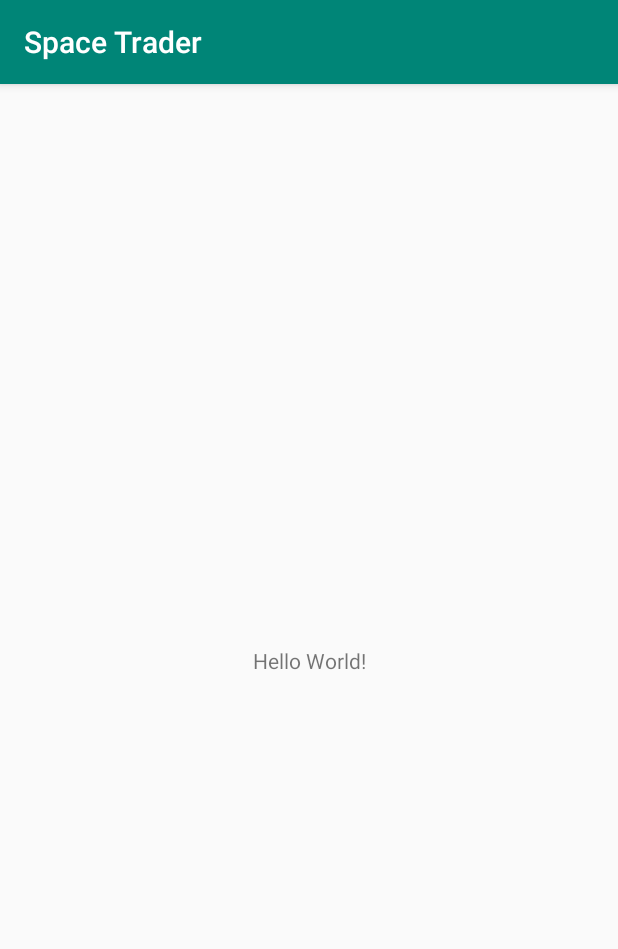
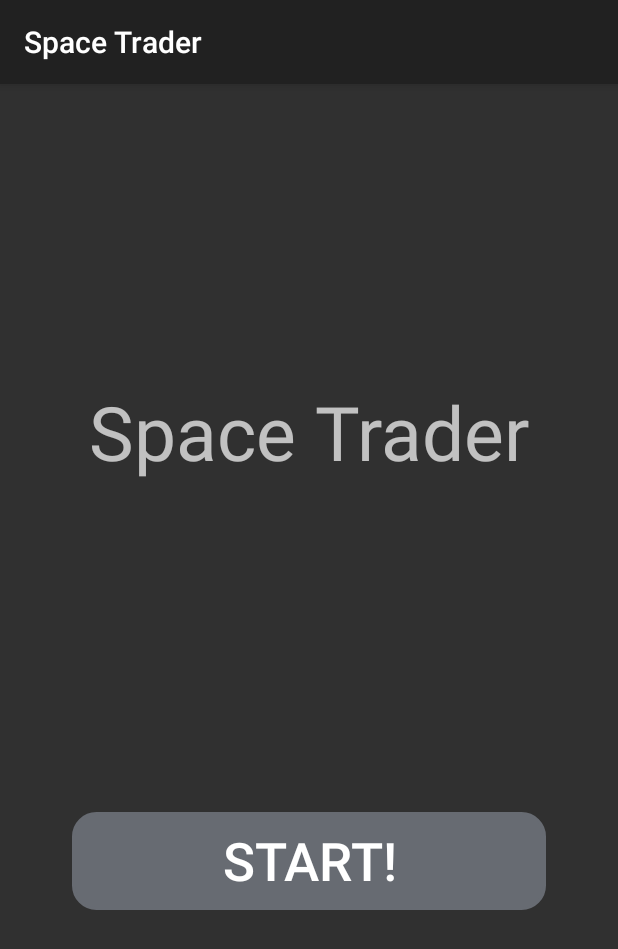
Before and after one commit to helblazer811/SpaceTrader, an Android app: the screen it shows after launch (MainActivity), on a phone screen of 412 x 824 dp. Shown: the top 949 px of the screen. Run offline under Robolectric (Android 15) with nearby library versions, the phone set to English and light mode, and no system bars.

Commit message:
Working start page. Configuration page in the works

```diff
--- a/app/build.gradle
+++ b/app/build.gradle
@@ -4,7 +4,7 @@ android {
     compileSdkVersion 28
     defaultConfig {
         applicationId "com.example.spacetrader"
-        minSdkVersion 15
+        minSdkVersion 21
         targetSdkVersion 28
         versionCode 1
         versionName "1.0"
@@ -25,4 +25,5 @@ dependencies {
     testImplementation 'junit:junit:4.12'
     androidTestImplementation 'com.android.support.test:runner:1.0.2'
     androidTestImplementation 'com.android.support.test.espresso:espresso-core:3.0.2'
+    implementation 'com.android.support:design:28.0.0'
 }
--- a/app/src/main/java/com/example/spacetrader/MainActivity.java
+++ /dev/null
@@ -1,13 +0,0 @@
-package com.example.spacetrader;
-
-import android.support.v7.app.AppCompatActivity;
-import android.os.Bundle;
-
-public class MainActivity extends AppCompatActivity {
-
-    @Override
-    protected void onCreate(Bundle savedInstanceState) {
-        super.onCreate(savedInstanceState);
-        setContentView(R.layout.activity_main);
-    }
-}
--- /dev/null
+++ b/app/src/main/java/com/example/spacetrader/models/Player.java
@@ -0,0 +1,4 @@
+package com.example.spacetrader.models;
+
+public class Player {
+}
--- /dev/null
+++ b/app/src/main/java/com/example/spacetrader/models/Repository.java
@@ -0,0 +1,4 @@
+package com.example.spacetrader.models;
+
+public class Repository {
+}
--- /dev/null
+++ b/app/src/main/java/com/example/spacetrader/views/MainActivity.java
@@ -0,0 +1,26 @@
+package com.example.spacetrader.views;
+import android.app.Activity;
+import android.content.Intent;
+import android.os.Bundle;
+import android.view.View;
+import android.widget.Button;
+
+import com.example.spacetrader.R;
+
+public class MainActivity extends Activity {
+
+    @Override
+    protected void onCreate(Bundle savedInstanceState) {
+        super.onCreate(savedInstanceState);
+        setContentView(R.layout.activity_main);
+
+        final Button button = findViewById(R.id.button);
+        button.setOnClickListener(new View.OnClickListener() {
+            @Override
+            public void onClick(View v) {
+                Intent myIntent = new Intent(MainActivity.this, PlayerConfigurationPage.class);
+                startActivity(myIntent);
+            }
+        });
+    }
+}
--- /dev/null
+++ b/app/src/main/res/drawable/ic_button_bg_rounded_corners.xml
@@ -0,0 +1,11 @@
+<?xml version="1.0" encoding="utf-8"?>
+<selector xmlns:android="http://schemas.android.com/apk/res/android">
+    <item>
+        <shape android:shape="rectangle">
+            <solid android:color="@color/colorPrimaryDark"/>
+            <stroke android:width="2dp" android:color="@color/colorPrimaryDark" />
+            <!--corners allow us to make the rounded corners button-->
+            <corners android:radius="15dp" />
+        </shape>
+    </item>
+</selector>
--- a/app/src/main/res/layout/activity_main.xml
+++ b/app/src/main/res/layout/activity_main.xml
@@ -4,15 +4,36 @@
     xmlns:tools="http://schemas.android.com/tools"
     android:layout_width="match_parent"
     android:layout_height="match_parent"
-    tools:context=".MainActivity">
+    tools:context=".views.MainActivity">
 
     <TextView
         android:layout_width="wrap_content"
         android:layout_height="wrap_content"
-        android:text="Hello World!"
+        android:fontFamily="sans-serif"
+        android:text="Space Trader"
+        android:textSize="50sp"
         app:layout_constraintBottom_toBottomOf="parent"
         app:layout_constraintLeft_toLeftOf="parent"
         app:layout_constraintRight_toRightOf="parent"
-        app:layout_constraintTop_toTopOf="parent" />
+        app:layout_constraintTop_toTopOf="parent"
+        app:layout_constraintVertical_bias="0.283" />
+
+    <Button
+        android:id="@+id/button"
+        android:layout_width="wrap_content"
+        android:layout_height="65dp"
+        android:layout_marginTop="467dp"
+        android:layout_marginBottom="199dp"
+        android:elevation="9dp"
+        android:background="@drawable/ic_button_bg_rounded_corners"
+        android:text="Start!"
+        android:textSize="35sp"
+        android:paddingHorizontal="150px"
+        app:layout_constraintBottom_toBottomOf="parent"
+        app:layout_constraintEnd_toEndOf="parent"
+        app:layout_constraintHorizontal_bias="0.5"
+        app:layout_constraintStart_toStartOf="parent"
+        app:layout_constraintTop_toTopOf="parent"
+        />
 
 </android.support.constraint.ConstraintLayout>
--- a/app/src/main/res/values/colors.xml
+++ b/app/src/main/res/values/colors.xml
@@ -1,6 +1,6 @@
 <?xml version="1.0" encoding="utf-8"?>
 <resources>
     <color name="colorPrimary">#008577</color>
-    <color name="colorPrimaryDark">#00574B</color>
+    <color name="colorPrimaryDark">#676b72</color>
     <color name="colorAccent">#D81B60</color>
 </resources>
--- a/app/src/main/res/values/styles.xml
+++ b/app/src/main/res/values/styles.xml
@@ -1,7 +1,7 @@
 <resources>
 
     <!-- Base application theme. -->
-    <style name="AppTheme" parent="Theme.AppCompat.Light.DarkActionBar">
+    <style name="AppTheme" parent="android:Theme.Material">
         <!-- Customize your theme here. -->
         <item name="colorPrimary">@color/colorPrimary</item>
         <item name="colorPrimaryDark">@color/colorPrimaryDark</item>
```
Also changed, not shown: app/src/main/AndroidManifest.xml (+8 -2 lines), app/src/main/java/com/example/spacetrader/views/PlayerConfigurationPage.java (added, +16 -0 lines), app/src/main/res/layout/activity_player_configuration.xml (added, +71 -0 lines).
